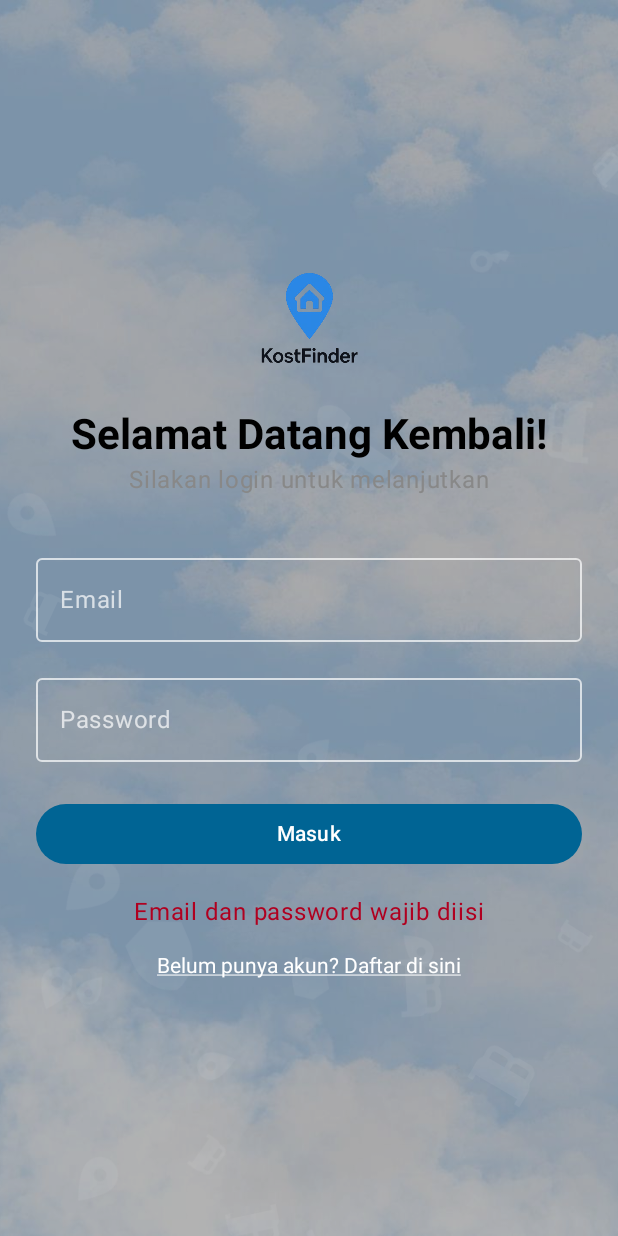
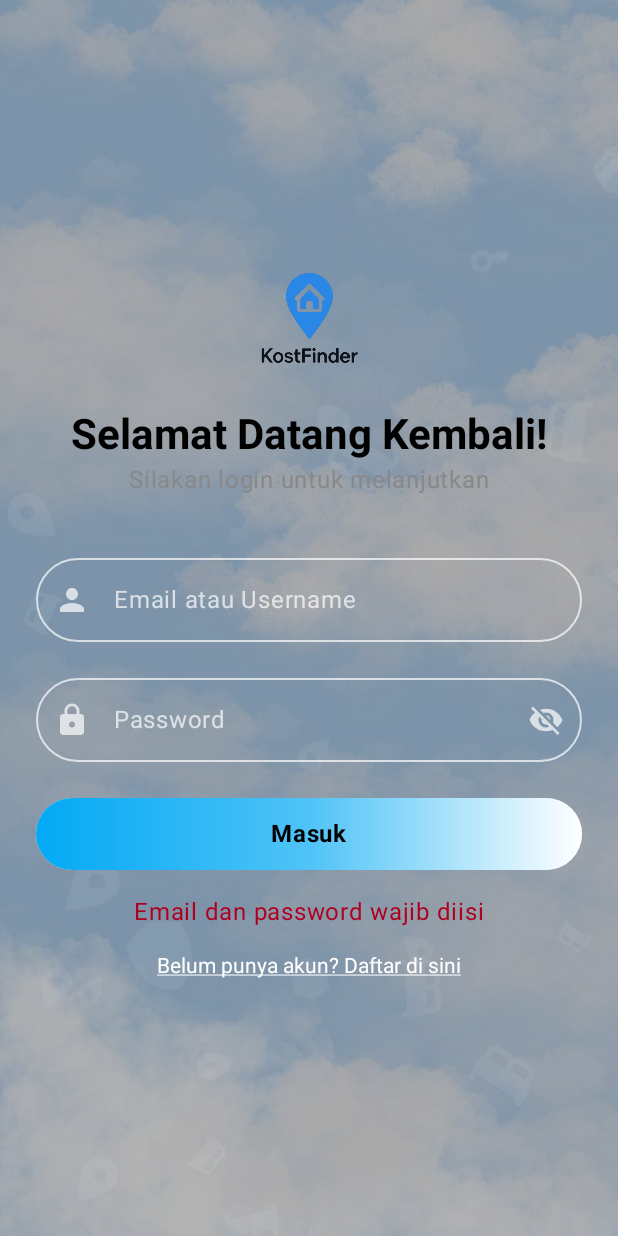
Before and after one commit to zikyegusde/KostFinder, an Android app built with Jetpack Compose: the screen it shows after launch (MainActivity), after a tap on "Masuk", on a phone screen of 412 x 824 dp. Run offline under Robolectric (Android 15) with nearby library versions, the light colour scheme and no system bars; our stand-ins replace Firebase (no records; nobody signed in at launch, a user with empty details on screens opened directly); libraries missing offline, so code that uses them is left out: com.cloudinary.android; 1 statement that could not run was skipped.

Commit message:
update15

```diff
--- a/app/src/main/java/com/example/kostfinder/screens/LoginScreen.kt
+++ b/app/src/main/java/com/example/kostfinder/screens/LoginScreen.kt
@@ -1,7 +1,12 @@
 package com.example.kostfinder.screens
 
+import androidx.compose.animation.core.animateFloatAsState
 import androidx.compose.foundation.Image
 import androidx.compose.foundation.background
+import androidx.compose.foundation.clickable
+import androidx.compose.foundation.gestures.awaitFirstDown
+import androidx.compose.foundation.gestures.waitForUpOrCancellation
+import androidx.compose.foundation.interaction.MutableInteractionSource
 import androidx.compose.foundation.layout.Arrangement
 import androidx.compose.foundation.layout.Box
 import androidx.compose.foundation.layout.Column
@@ -12,18 +17,24 @@ import androidx.compose.foundation.layout.height
 import androidx.compose.foundation.layout.offset
 import androidx.compose.foundation.layout.padding
 import androidx.compose.foundation.layout.size
+import androidx.compose.foundation.shape.RoundedCornerShape
 import androidx.compose.foundation.text.ClickableText
 import androidx.compose.material.icons.Icons
 import androidx.compose.material.icons.filled.Bed
 import androidx.compose.material.icons.filled.Key
 import androidx.compose.material.icons.filled.LocationOn
+import androidx.compose.material.icons.filled.Lock
+import androidx.compose.material.icons.filled.Person
 import androidx.compose.material.icons.filled.Shield
-import androidx.compose.material3.Button
+import androidx.compose.material.icons.filled.Visibility
+import androidx.compose.material.icons.filled.VisibilityOff
 import androidx.compose.material3.CircularProgressIndicator
 import androidx.compose.material3.ExperimentalMaterial3Api
 import androidx.compose.material3.Icon
+import androidx.compose.material3.IconButton
 import androidx.compose.material3.MaterialTheme
 import androidx.compose.material3.OutlinedTextField
+import androidx.compose.material3.Surface
 import androidx.compose.material3.Text
 import androidx.compose.material3.TextFieldDefaults
 import androidx.compose.runtime.Composable
@@ -36,8 +47,11 @@ import androidx.compose.ui.Alignment
 import androidx.compose.ui.Modifier
 import androidx.compose.ui.draw.alpha
 import androidx.compose.ui.draw.rotate
+import androidx.compose.ui.draw.scale
+import androidx.compose.ui.graphics.Brush
 import androidx.compose.ui.graphics.Color
 import androidx.compose.ui.graphics.vector.ImageVector
+import androidx.compose.ui.input.pointer.pointerInput
 import androidx.compose.ui.layout.ContentScale
 import androidx.compose.ui.platform.LocalConfiguration
 import androidx.compose.ui.platform.LocalContext
@@ -46,6 +60,7 @@ import androidx.compose.ui.text.AnnotatedString
 import androidx.compose.ui.text.TextStyle
 import androidx.compose.ui.text.font.FontWeight
 import androidx.compose.ui.text.input.PasswordVisualTransformation
+import androidx.compose.ui.text.input.VisualTransformation
 import androidx.compose.ui.text.style.TextDecoration
 import androidx.compose.ui.unit.Dp
 import androidx.compose.ui.unit.dp
@@ -58,13 +73,14 @@ import com.google.firebase.ktx.Firebase
 import kotlinx.coroutines.delay
 import kotlin.random.Random
 
-@OptIn(ExperimentalMaterial3Api::class) // ## PERBAIKAN: Menambahkan anotasi ini ##
+@OptIn(ExperimentalMaterial3Api::class)
 @Composable
 fun LoginScreen(navController: NavController, authViewModel: AuthViewModel = viewModel()) {
     var email by remember { mutableStateOf("") }
     var password by remember { mutableStateOf("") }
     var errorMessage by remember { mutableStateOf("") }
     var isLoading by remember { mutableStateOf(false) }
+    var passwordVisible by remember { mutableStateOf(false) }
     val context = LocalContext.current
 
     Box(
@@ -118,45 +134,72 @@ fun LoginScreen(navController: NavController, authViewModel: AuthViewModel = vie
                 OutlinedTextField(
                     value = email,
                     onValueChange = { email = it },
-                    label = { Text("Email") },
+                    label = { Text("Email atau Username") },
+                    leadingIcon = {
+                        Icon(Icons.Default.Person, contentDescription = "Email Icon")
+                    },
                     modifier = Modifier.fillMaxWidth(),
                     singleLine = true,
-                    textStyle = TextStyle(color = Color.White), // ## PERBAIKAN: Menggunakan textStyle ##
+                    // ## PERUBAHAN: Membuat bentuk menjadi bulat ##
+                    shape = RoundedCornerShape(50),
                     colors = TextFieldDefaults.outlinedTextFieldColors(
-                        focusedBorderColor = Color.White,
+                        focusedBorderColor = Color(0xFF4FC3F7),
+                        focusedLabelColor = Color(0xFF4FC3F7),
+                        cursorColor = Color(0xFF4FC3F7),
                         unfocusedBorderColor = Color.White.copy(alpha = 0.7f),
-                        cursorColor = Color.White,
-                        focusedLabelColor = Color.White,
-                        unfocusedLabelColor = Color.White.copy(alpha = 0.7f)
+                        unfocusedLabelColor = Color.White.copy(alpha = 0.7f),
+                        unfocusedLeadingIconColor = Color.White.copy(alpha = 0.7f),
+                        focusedLeadingIconColor = Color(0xFF4FC3F7)
                     )
                 )
+
                 Spacer(modifier = Modifier.height(16.dp))
+
                 OutlinedTextField(
                     value = password,
                     onValueChange = { password = it },
                     label = { Text("Password") },
+                    leadingIcon = {
+                        Icon(Icons.Default.Lock, contentDescription = "Password Icon")
+                    },
+                    trailingIcon = {
+                        val image = if (passwordVisible)
+                            Icons.Filled.Visibility
+                        else Icons.Filled.VisibilityOff
+
+                        IconButton(onClick = { passwordVisible = !passwordVisible }) {
+                            Icon(imageVector = image, "Toggle Password Visibility")
+                        }
+                    },
+                    visualTransformation = if (passwordVisible) VisualTransformation.None else PasswordVisualTransformation(),
                     modifier = Modifier.fillMaxWidth(),
-                    visualTransformation = PasswordVisualTransformation(),
                     singleLine = true,
-                    textStyle = TextStyle(color = Color.White), // ## PERBAIKAN: Menggunakan textStyle ##
+                    // ## PERUBAHAN: Membuat bentuk menjadi bulat ##
+                    shape = RoundedCornerShape(50),
                     colors = TextFieldDefaults.outlinedTextFieldColors(
-                        focusedBorderColor = Color.White,
+                        focusedBorderColor = Color(0xFF4FC3F7),
+                        focusedLabelColor = Color(0xFF4FC3F7),
+                        cursorColor = Color(0xFF4FC3F7),
                         unfocusedBorderColor = Color.White.copy(alpha = 0.7f),
-                        cursorColor = Color.White,
-                        focusedLabelColor = Color.White,
-                        unfocusedLabelColor = Color.White.copy(alpha = 0.7f)
+                        unfocusedLabelColor = Color.White.copy(alpha = 0.7f),
+                        unfocusedLeadingIconColor = Color.White.copy(alpha = 0.7f),
+                        unfocusedTrailingIconColor = Color.White.copy(alpha = 0.7f),
+                        focusedLeadingIconColor = Color(0xFF4FC3F7),
+                        focusedTrailingIconColor = Color(0xFF4FC3F7)
                     )
                 )
+
                 Spacer(modifier = Modifier.height(24.dp))
 
                 if (isLoading) {
                     CircularProgressIndicator(color = Color.White)
                 } else {
-                    Button(
+                    GradientButton(
+                        text = "Masuk",
                         onClick = {
                             if (email.isBlank() || password.isBlank()) {
                                 errorMessage = "Email dan password wajib diisi"
-                                return@Button
+                                return@GradientButton
                             }
                             isLoading = true
                             Firebase.auth.signInWithEmailAndPassword(email, password)
@@ -177,11 +220,8 @@ fun LoginScreen(navController: NavController, authViewModel: AuthViewModel = vie
                                         errorMessage = "Login gagal: ${task.exception?.message}"
                                     }
                                 }
-                        },
-                        modifier = Modifier.fillMaxWidth()
-                    ) {
-                        Text("Masuk")
-                    }
+                        }
+                    )
                 }
 
                 if (errorMessage.isNotBlank()) {
@@ -199,6 +239,57 @@ fun LoginScreen(navController: NavController, authViewModel: AuthViewModel = vie
                     )
                 )
             }
+        }
+    }
+}
+
+
+@Composable
+fun GradientButton(
+    text: String,
+    onClick: () -> Unit,
+    modifier: Modifier = Modifier,
+    gradient: Brush = Brush.horizontalGradient(
+        colors = listOf(Color(0xFF03A9F4), Color(0xFF4FC3F7), Color.White)
+    )
+) {
+    var isPressed by remember { mutableStateOf(false) }
+    val scale by animateFloatAsState(if (isPressed) 0.98f else 1f, label = "scale")
+
+    Surface(
+        shape = RoundedCornerShape(50),
+        modifier = modifier
+            .fillMaxWidth()
+            .scale(scale)
+            .pointerInput(Unit) {
+                this.awaitPointerEventScope {
+                    while (true) {
+                        awaitFirstDown()
+                        isPressed = true
+                        waitForUpOrCancellation()
+                        isPressed = false
+                    }
+                }
+            }
+            .clickable(
+                interactionSource = remember { MutableInteractionSource() },
+                indication = null,
+                onClick = onClick
+            ),
+        tonalElevation = 4.dp
+    ) {
+        Box(
+            modifier = Modifier
+                .background(gradient)
+                .padding(vertical = 12.dp),
+            contentAlignment = Alignment.Center
+        ) {
+            Text(
+                text = text,
+                color = Color.Black,
+                fontWeight = FontWeight.Bold,
+                style = MaterialTheme.typography.bodyLarge
+            )
         }
     }
 }
--- a/app/src/main/java/com/example/kostfinder/screens/RegisterScreen.kt
+++ b/app/src/main/java/com/example/kostfinder/screens/RegisterScreen.kt
@@ -3,7 +3,13 @@ package com.example.kostfinder.screens
 import android.widget.Toast
 import androidx.compose.foundation.Image
 import androidx.compose.foundation.layout.*
+import androidx.compose.foundation.shape.RoundedCornerShape
 import androidx.compose.foundation.text.ClickableText
+import androidx.compose.material.icons.Icons
+import androidx.compose.material.icons.filled.Lock
+import androidx.compose.material.icons.filled.Person
+import androidx.compose.material.icons.filled.Visibility
+import androidx.compose.material.icons.filled.VisibilityOff
 import androidx.compose.material3.*
 import androidx.compose.runtime.*
 import androidx.compose.ui.Alignment
@@ -13,6 +19,7 @@ import androidx.compose.ui.res.painterResource
 import androidx.compose.ui.text.AnnotatedString
 import androidx.compose.ui.text.TextStyle
 import androidx.compose.ui.text.input.PasswordVisualTransformation
+import androidx.compose.ui.text.input.VisualTransformation
 import androidx.compose.ui.text.style.TextDecoration
 import androidx.compose.ui.unit.dp
 import androidx.lifecycle.viewmodel.compose.viewModel
@@ -20,6 +27,7 @@ import androidx.navigation.NavController
 import com.example.kostfinder.AuthViewModel
 import com.example.kostfinder.R
 
+@OptIn(ExperimentalMaterial3Api::class)
 @Composable
 fun RegisterScreen(navController: NavController, authViewModel: AuthViewModel = viewModel()) {
     var email by remember { mutableStateOf("") }
@@ -28,6 +36,7 @@ fun RegisterScreen(navController: NavController, authViewModel: AuthViewModel =
     val roles = listOf("User", "Admin")
     val isLoading by authViewModel.isLoading.collectAsState()
     val context = LocalContext.current
+    var passwordVisible by remember { mutableStateOf(false) }
 
     Column(
         modifier = Modifier
@@ -37,7 +46,7 @@ fun RegisterScreen(navController: NavController, authViewModel: AuthViewModel =
         horizontalAlignment = Alignment.CenterHorizontally
     ) {
         Image(
-            painter = painterResource(id = R.drawable.logo),
+            painter = painterResource(id = R.drawable.logo2),
             contentDescription = "Logo KostFinder",
             modifier = Modifier
                 .size(120.dp)
@@ -47,22 +56,41 @@ fun RegisterScreen(navController: NavController, authViewModel: AuthViewModel =
         Text("Buat Akun Baru", style = MaterialTheme.typography.headlineLarge)
         Spacer(modifier = Modifier.height(24.dp))
 
+        // ## PERUBAHAN: Input field email dengan ikon dan bentuk bulat ##
         OutlinedTextField(
             value = email,
             onValueChange = { email = it },
             label = { Text("Email") },
+            leadingIcon = {
+                Icon(Icons.Default.Person, contentDescription = "Email Icon")
+            },
             modifier = Modifier.fillMaxWidth(),
-            singleLine = true
+            singleLine = true,
+            shape = RoundedCornerShape(50) // Membuat bentuk menjadi bulat panjang
         )
         Spacer(modifier = Modifier.height(16.dp))
 
+        // ## PERUBAHAN: Input field password dengan ikon, toggle, dan bentuk bulat ##
         OutlinedTextField(
             value = password,
             onValueChange = { password = it },
             label = { Text("Password") },
+            leadingIcon = {
+                Icon(Icons.Default.Lock, contentDescription = "Password Icon")
+            },
+            trailingIcon = {
+                val image = if (passwordVisible)
+                    Icons.Filled.Visibility
+                else Icons.Filled.VisibilityOff
+
+                IconButton(onClick = { passwordVisible = !passwordVisible }) {
+                    Icon(imageVector = image, "Toggle Password Visibility")
+                }
+            },
+            visualTransformation = if (passwordVisible) VisualTransformation.None else PasswordVisualTransformation(),
             modifier = Modifier.fillMaxWidth(),
-            visualTransformation = PasswordVisualTransformation(),
-            singleLine = true
+            singleLine = true,
+            shape = RoundedCornerShape(50) // Membuat bentuk menjadi bulat panjang
         )
         Spacer(modifier = Modifier.height(16.dp))
 
```
